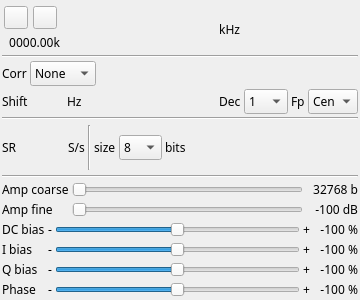
This is plugins/samplesource/testsource/testsourcegui.ui in f4exb/sdrangel as Qt 5 draws it before an edit. The edited form follows.
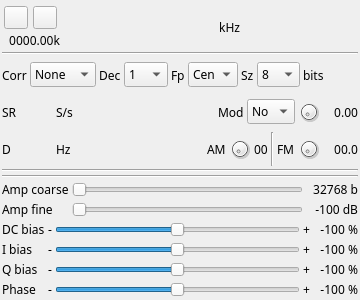
This is the edited form. Icons and pictures are not drawn. Custom widgets are drawn as their Qt base class.

Commit message: Test source: added AM and FM modulations

```diff
--- a/plugins/samplesource/testsource/testsourcegui.ui
+++ b/plugins/samplesource/testsource/testsourcegui.ui
@@ -217,79 +217,6 @@
       </widget>
      </item>
      <item>
-      <spacer name="horizontalSpacer_4">
-       <property name="orientation">
-        <enum>Qt::Horizontal</enum>
-       </property>
-       <property name="sizeHint" stdset="0">
-        <size>
-         <width>40</width>
-         <height>20</height>
-        </size>
-       </property>
-      </spacer>
-     </item>
-    </layout>
-   </item>
-   <item>
-    <layout class="QHBoxLayout" name="frequencyShiftLayout">
-     <item>
-      <widget class="QLabel" name="frequencyShiftLabel">
-       <property name="text">
-        <string>Shift</string>
-       </property>
-      </widget>
-     </item>
-     <item>
-      <widget class="ValueDialZ" name="frequencyShift" native="true">
-       <property name="sizePolicy">
-        <sizepolicy hsizetype="Maximum" vsizetype="Maximum">
-         <horstretch>0</horstretch>
-         <verstretch>0</verstretch>
-        </sizepolicy>
-       </property>
-       <property name="minimumSize">
-        <size>
-         <width>32</width>
-         <height>16</height>
-        </size>
-       </property>
-       <property name="font">
-        <font>
-         <family>DejaVu Sans Mono</family>
-         <pointsize>12</pointsize>
-         <italic>false</italic>
-        </font>
-       </property>
-       <property name="cursor">
-        <cursorShape>PointingHandCursor</cursorShape>
-       </property>
-       <property name="toolTip">
-        <string>Shift from center frequency</string>
-       </property>
-      </widget>
-     </item>
-     <item>
-      <widget class="QLabel" name="frequencyShiftUnits">
-       <property name="text">
-        <string>Hz</string>
-       </property>
-      </widget>
-     </item>
-     <item>
-      <spacer name="horizontalSpacer_3">
-       <property name="orientation">
-        <enum>Qt::Horizontal</enum>
-       </property>
-       <property name="sizeHint" stdset="0">
-        <size>
-         <width>40</width>
-         <height>20</height>
-        </size>
-       </property>
-      </spacer>
-     </item>
-     <item>
       <widget class="QLabel" name="decimationLabel">
        <property name="text">
         <string>Dec</string>
@@ -382,15 +309,66 @@
        </item>
       </widget>
      </item>
+     <item>
+      <widget class="QLabel" name="sampleSzieLabel">
+       <property name="text">
+        <string>Sz</string>
+       </property>
+      </widget>
+     </item>
+     <item>
+      <widget class="QComboBox" name="sampleSize">
+       <property name="maximumSize">
+        <size>
+         <width>45</width>
+         <height>16777215</height>
+        </size>
+       </property>
+       <property name="toolTip">
+        <string>Sample size</string>
+       </property>
+       <property name="currentIndex">
+        <number>0</number>
+       </property>
+       <item>
+        <property name="text">
+         <string>8</string>
+        </property>
+       </item>
+       <item>
+        <property name="text">
+         <string>12</string>
+        </property>
+       </item>
+       <item>
+        <property name="text">
+         <string>16</string>
+        </property>
+       </item>
+      </widget>
+     </item>
+     <item>
+      <widget class="QLabel" name="sampleSizeUnits">
+       <property name="text">
+        <string>bits</string>
+       </property>
+      </widget>
+     </item>
+     <item>
+      <spacer name="horizontalSpacer_4">
+       <property name="orientation">
+        <enum>Qt::Horizontal</enum>
+       </property>
+       <property name="sizeHint" stdset="0">
+        <size>
+         <width>40</width>
+         <height>20</height>
+        </size>
+       </property>
+      </spacer>
+     </item>
     </layout>
    </item>
-   <item>
-    <widget class="Line" name="line_4">
-     <property name="orientation">
-      <enum>Qt::Horizontal</enum>
-     </property>
-    </widget>
-   </item>
    <item>
     <layout class="QHBoxLayout" name="sampleRateLayout">
      <property name="topMargin">
@@ -409,7 +387,7 @@
        </property>
        <property name="minimumSize">
         <size>
-         <width>28</width>
+         <width>16</width>
          <height>0</height>
         </size>
        </property>
@@ -454,6 +432,194 @@
       </widget>
      </item>
      <item>
+      <spacer name="horizontalSpacer_5">
+       <property name="orientation">
+        <enum>Qt::Horizontal</enum>
+       </property>
+       <property name="sizeHint" stdset="0">
+        <size>
+         <width>40</width>
+         <height>20</height>
+        </size>
+       </property>
+      </spacer>
+     </item>
+     <item>
+      <widget class="QLabel" name="modulationLabel">
+       <property name="text">
+        <string>Mod</string>
+       </property>
+      </widget>
+     </item>
+     <item>
+      <widget class="QComboBox" name="modulation">
+       <property name="maximumSize">
+        <size>
+         <width>50</width>
+         <height>16777215</height>
+        </size>
+       </property>
+       <property name="toolTip">
+        <string>Modulation</string>
+       </property>
+       <item>
+        <property name="text">
+         <string>No</string>
+        </property>
+       </item>
+       <item>
+        <property name="text">
+         <string>AM</string>
+        </property>
+       </item>
+       <item>
+        <property name="text">
+         <string>FM</string>
+        </property>
+       </item>
+      </widget>
+     </item>
+     <item>
+      <widget class="QDial" name="modulationFrequency">
+       <property name="maximumSize">
+        <size>
+         <width>22</width>
+         <height>22</height>
+        </size>
+       </property>
+       <property name="toolTip">
+        <string>Modulation tone (kHz)</string>
+       </property>
+       <property name="minimum">
+        <number>1</number>
+       </property>
+       <property name="maximum">
+        <number>999</number>
+       </property>
+       <property name="pageStep">
+        <number>1</number>
+       </property>
+      </widget>
+     </item>
+     <item>
+      <widget class="QLabel" name="modulationFrequencyText">
+       <property name="minimumSize">
+        <size>
+         <width>35</width>
+         <height>0</height>
+        </size>
+       </property>
+       <property name="toolTip">
+        <string>Modulation tone value (kHz)</string>
+       </property>
+       <property name="text">
+        <string>0.00</string>
+       </property>
+       <property name="alignment">
+        <set>Qt::AlignRight|Qt::AlignTrailing|Qt::AlignVCenter</set>
+       </property>
+      </widget>
+     </item>
+    </layout>
+   </item>
+   <item>
+    <layout class="QHBoxLayout" name="frequencyShiftLayout">
+     <item>
+      <widget class="QLabel" name="frequencyShiftLabel">
+       <property name="minimumSize">
+        <size>
+         <width>16</width>
+         <height>0</height>
+        </size>
+       </property>
+       <property name="text">
+        <string>D</string>
+       </property>
+      </widget>
+     </item>
+     <item>
+      <widget class="ValueDialZ" name="frequencyShift" native="true">
+       <property name="sizePolicy">
+        <sizepolicy hsizetype="Maximum" vsizetype="Maximum">
+         <horstretch>0</horstretch>
+         <verstretch>0</verstretch>
+        </sizepolicy>
+       </property>
+       <property name="minimumSize">
+        <size>
+         <width>32</width>
+         <height>16</height>
+        </size>
+       </property>
+       <property name="font">
+        <font>
+         <family>DejaVu Sans Mono</family>
+         <pointsize>12</pointsize>
+         <italic>false</italic>
+        </font>
+       </property>
+       <property name="cursor">
+        <cursorShape>PointingHandCursor</cursorShape>
+       </property>
+       <property name="toolTip">
+        <string>Shift from center frequency</string>
+       </property>
+      </widget>
+     </item>
+     <item>
+      <widget class="QLabel" name="frequencyShiftUnits">
+       <property name="text">
+        <string>Hz</string>
+       </property>
+      </widget>
+     </item>
+     <item>
+      <spacer name="horizontalSpacer_3">
+       <property name="orientation">
+        <enum>Qt::Horizontal</enum>
+       </property>
+       <property name="sizeHint" stdset="0">
+        <size>
+         <width>40</width>
+         <height>20</height>
+        </size>
+       </property>
+      </spacer>
+     </item>
+     <item>
+      <widget class="QLabel" name="amModulationLabel">
+       <property name="text">
+        <string>AM</string>
+       </property>
+      </widget>
+     </item>
+     <item>
+      <widget class="QDial" name="amModulation">
+       <property name="maximumSize">
+        <size>
+         <width>22</width>
+         <height>22</height>
+        </size>
+       </property>
+       <property name="toolTip">
+        <string>AM modulation (%)</string>
+       </property>
+       <property name="pageStep">
+        <number>1</number>
+       </property>
+      </widget>
+     </item>
+     <item>
+      <widget class="QLabel" name="amModulationText">
+       <property name="toolTip">
+        <string>AM modulation value (%)</string>
+       </property>
+       <property name="text">
+        <string>00</string>
+       </property>
+      </widget>
+     </item>
+     <item>
       <widget class="Line" name="line">
        <property name="orientation">
         <enum>Qt::Vertical</enum>
@@ -461,65 +627,62 @@
       </widget>
      </item>
      <item>
-      <widget class="QLabel" name="sampleSzieLabel">
+      <widget class="QLabel" name="fmDeviationLabel">
        <property name="text">
-        <string>size</string>
+        <string>FM</string>
        </property>
       </widget>
      </item>
      <item>
-      <widget class="QComboBox" name="sampleSize">
+      <widget class="QDial" name="fmDeviation">
        <property name="maximumSize">
         <size>
-         <width>45</width>
-         <height>16777215</height>
+         <width>22</width>
+         <height>22</height>
         </size>
        </property>
        <property name="toolTip">
         <string>Sample size</string>
        </property>
-       <property name="currentIndex">
-        <number>0</number>
+       <property name="minimum">
+        <number>1</number>
        </property>
-       <item>
-        <property name="text">
-         <string>8</string>
-        </property>
-       </item>
-       <item>
-        <property name="text">
-         <string>12</string>
-        </property>
-       </item>
-       <item>
-        <property name="text">
-         <string>16</string>
-        </property>
-       </item>
-      </widget>
-     </item>
-     <item>
-      <widget class="QLabel" name="sampleSizeUnits">
-       <property name="text">
-        <string>bits</string>
+       <property name="maximum">
+        <number>999</number>
        </property>
+       <property name="pageStep">
+        <number>1</number>
+       </property>
       </widget>
      </item>
      <item>
-      <spacer name="horizontalSpacer_7">
-       <property name="orientation">
-        <enum>Qt::Horizontal</enum>
-       </property>
-       <property name="sizeHint" stdset="0">
+      <widget class="QLabel" name="fmDeviationText">
+       <property name="minimumSize">
         <size>
-         <width>40</width>
-         <height>20</height>
+         <width>35</width>
+         <height>0</height>
         </size>
        </property>
-      </spacer>
+       <property name="toolTip">
+        <string>FM deviation value (kHz)</string>
+       </property>
+       <property name="text">
+        <string>00.0</string>
+       </property>
+       <property name="alignment">
+        <set>Qt::AlignRight|Qt::AlignTrailing|Qt::AlignVCenter</set>
+       </property>
+      </widget>
      </item>
     </layout>
    </item>
+   <item>
+    <widget class="Line" name="line_4">
+     <property name="orientation">
+      <enum>Qt::Horizontal</enum>
+     </property>
+    </widget>
+   </item>
    <item>
     <widget class="Line" name="line_3">
      <property name="orientation">
```
Left out of the diff: 2 changed lines with no effect on the pictures. The commit also changes 8 other files.
